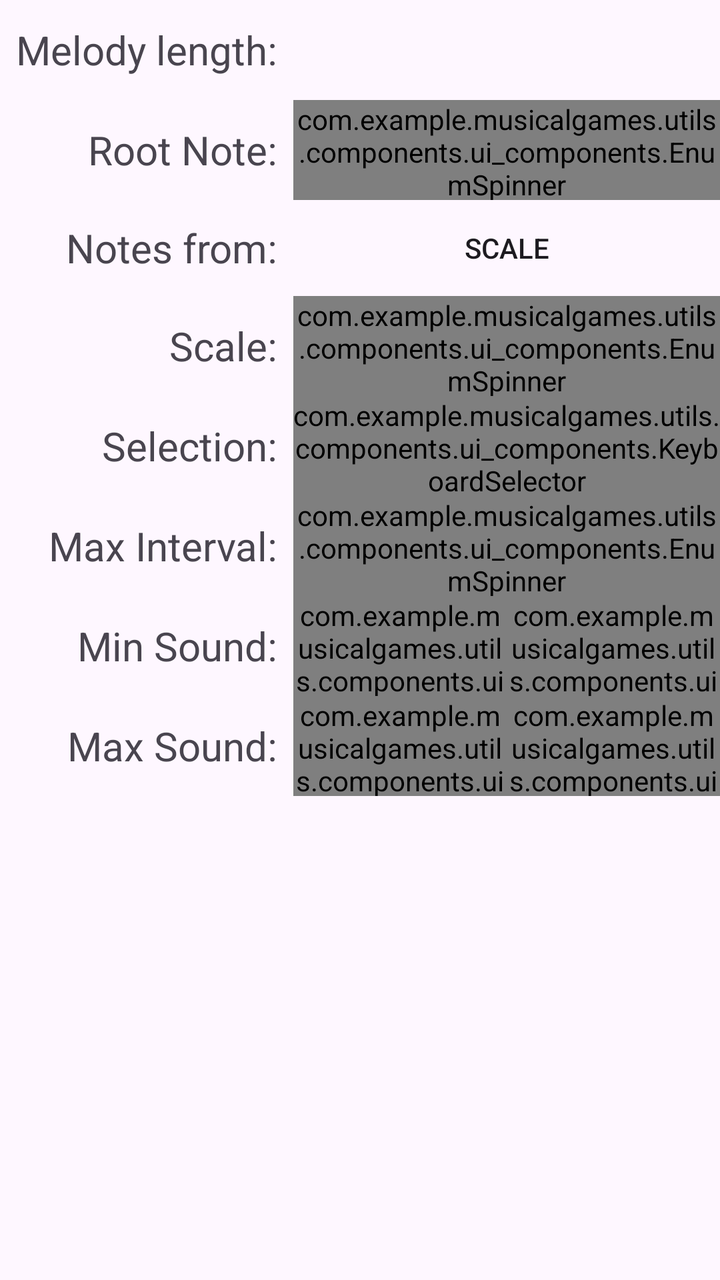
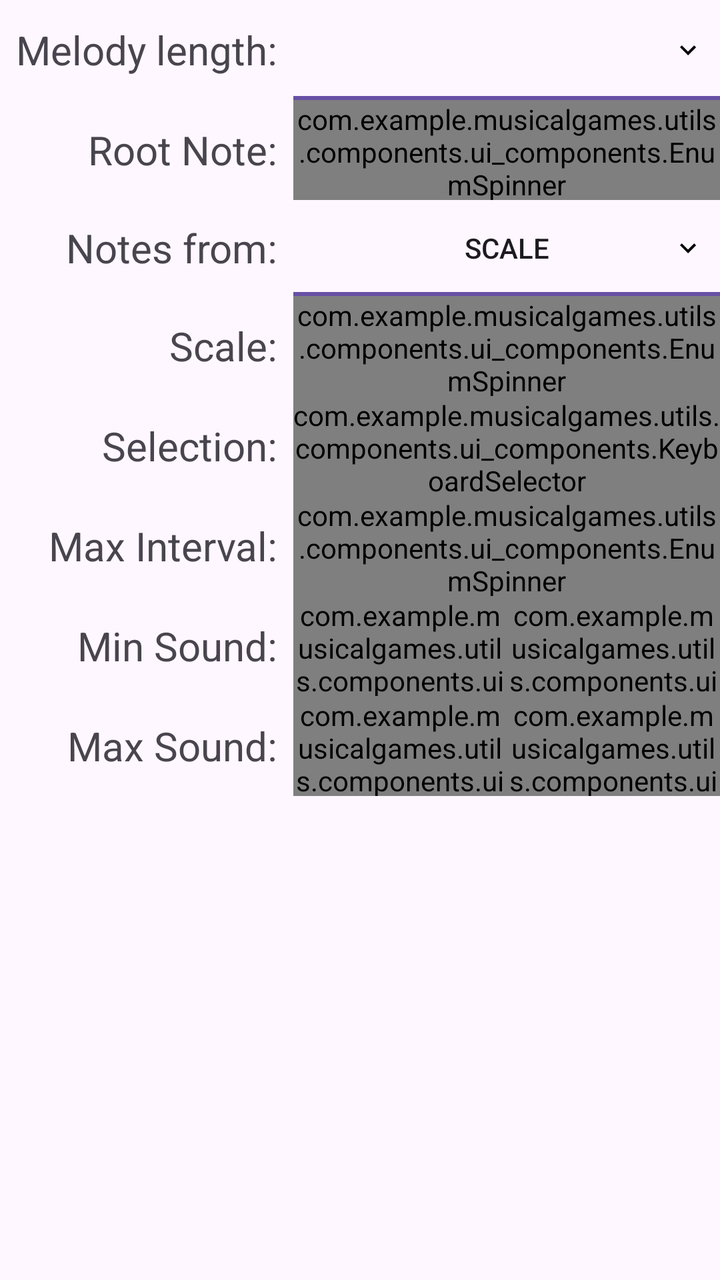

An Android layout rendered at two revisions. The XML below is the earlier revision; the diff shows what the commit changed to produce the second picture.
<!-- AndroidManifest.xml: application theme Base.Theme.MusicalGames -->
<!-- res/layout/view_ear_custom_creator.xml -->
<?xml version="1.0" encoding="utf-8"?>
<TableLayout android:layout_width="match_parent"
    android:layout_height="wrap_content"

    xmlns:android="http://schemas.android.com/apk/res/android">

    <TableRow
        android:id="@+id/len_row"
        android:layout_width="match_parent"
        android:layout_height="wrap_content">

        <TextView
            android:id="@+id/len"
            style="@style/customLabelStyle"
            android:text="Melody length:" />

        <EditText
            android:id="@+id/edit_len"
            style="@style/customInputElementStyle"
            android:inputType="number"
            android:maxLength="2" />

    </TableRow>

    <TableRow
        android:id="@+id/root_row"
        android:layout_width="match_parent"
        android:layout_height="wrap_content">

        <TextView
            android:id="@+id/rootNoteLabel"
            style="@style/customLabelStyle"
            android:text="Root Note:" />


        <com.example.musicalgames.utils.components.ui_components.EnumSpinner
            style="@style/customInputElementStyle"
            android:popupBackground="@drawable/item_bordered"
            android:id="@+id/root_spinner"/>
    </TableRow>

    <TableRow
        android:layout_width="match_parent"
        android:layout_height="match_parent" >
        <TextView
            style="@style/customLabelStyle"
            android:text="Notes from:"
            />

        <ToggleButton
            android:id="@+id/isSelectionToggle"
            style="@style/customInputElementStyle"
            android:layout_width="wrap_content"
            android:layout_height="wrap_content"
            android:text="ToggleButton"
            android:textOff="Scale"
            android:textOn="Selection" />
    </TableRow>

    <TableRow
        android:id="@+id/scale_row"
        android:layout_width="match_parent"
        android:layout_height="match_parent">

        <TextView
            android:id="@+id/scaleLabel"
            style="@style/customLabelStyle"
            android:text="Scale:" />

        <com.example.musicalgames.utils.components.ui_components.EnumSpinner
            android:id="@+id/scaleSpinner"
            android:popupBackground="@drawable/item_bordered"
            style="@style/customInputElementStyle" />
    </TableRow>
    <TableRow
        android:id="@+id/custom_notes_row"
        android:layout_width="match_parent"
        android:layout_height="match_parent">
        <TextView
            style="@style/customLabelStyle"
            android:text="Selection:"/>
        <com.example.musicalgames.utils.components.ui_components.KeyboardSelector
            android:id="@+id/keyboard_selector"
            android:popupBackground="@drawable/item_bordered"
            style="@style/customInputElementStyle"
            />
    </TableRow>

    <TableRow
        android:id="@+id/max_interval_row"
        android:layout_width="match_parent"
        android:layout_height="match_parent">

        <TextView
            android:id="@+id/maxIntervalLabel"
            style="@style/customLabelStyle"
            android:text="Max Interval:" />

        <com.example.musicalgames.utils.components.ui_components.EnumSpinner
            android:id="@+id/max_interval_spinner"
            android:popupBackground="@drawable/item_bordered"
            style="@style/customInputElementStyle" />
    </TableRow>

    <TableRow
        android:id="@+id/min_note_row"
        android:layout_width="match_parent"
        android:layout_height="match_parent">

        <TextView
            android:id="@+id/minSoundLabel"
            style="@style/customLabelStyle"

            android:text="Min Sound:" />

        <TableRow style="@style/customInputStyle">

            <com.example.musicalgames.utils.components.ui_components.EnumSpinner
                android:id="@+id/min_note_spinner"
                android:popupBackground="@drawable/item_bordered"
                style="@style/customInputElementStyle" />

            <com.example.musicalgames.utils.components.ui_components.EnumSpinner
                android:popupBackground="@drawable/item_bordered"
                android:id="@+id/min_note_octave"
                style="@style/customInputElementStyle" />
        </TableRow>

    </TableRow>

    <TableRow
        android:id="@+id/max_note_row"
        android:layout_width="match_parent"
        android:layout_height="match_parent">

        <TextView
            android:id="@+id/maxSoundLabel"
            style="@style/customLabelStyle"
            android:text="Max Sound:" />

        <TableRow style="@style/customInputStyle">

            <com.example.musicalgames.utils.components.ui_components.EnumSpinner
                android:id="@+id/max_note_spinner"
                android:popupBackground="@drawable/item_bordered"
                style="@style/customInputElementStyle" />

            <com.example.musicalgames.utils.components.ui_components.EnumSpinner
                android:id="@+id/max_octave_spinner"
                android:popupBackground="@drawable/item_bordered"
                style="@style/customInputElementStyle" />
        </TableRow>
    </TableRow>
</TableLayout>
<!-- resources referenced by this layout -->
<resources>
  <!-- drawable item_bordered (drawable) -->
  <?xml version="1.0" encoding="utf-8"?>
  <layer-list xmlns:android="http://schemas.android.com/apk/res/android">
      <item
          android:gravity="bottom"
          android:height="1dp">
          <shape android:shape="rectangle">
              <solid android:color="?attr/hairlineColor"/>
          </shape>
      </item>
  </layer-list>
  <style name="customInputElementStyle">
          <item name="android:background">@drawable/item_bordered</item>
          <item name="android:popupBackground">@drawable/item_bordered</item>
          <item name="android:layout_width">match_parent</item>
          <item name="android:textAlignment">center</item>
          <item name="android:layout_height">50dp</item>
          <item name="android:layout_weight">1</item>
      </style>
  <style name="customInputStyle">
          <item name="android:layout_width">match_parent</item>
          <item name="android:layout_weight">1</item>
          <item name="android:layout_height">wrap_content</item>
      </style>
  <style name="customLabelStyle">
          <item name="android:textAlignment">textEnd</item>
          <item name="android:gravity">center_vertical</item>
          <item name="android:padding">8dp</item>
          <item name="android:textSize">20sp</item>
          <item name="android:layout_height">match_parent</item>
          <item name="android:layout_width">match_parent</item>
      </style>
  <style name="Base.Theme.MusicalGames" parent="Theme.Material3.DayNight.NoActionBar">
          
          
          
          
      </style>
</resources>

<!-- the commit's change to res/layout/view_ear_custom_creator.xml (unified diff, before → after) -->
@@ -35,7 +35,7 @@
 
         <com.example.musicalgames.utils.components.ui_components.EnumSpinner
             style="@style/customInputElementStyle"
-            android:popupBackground="@drawable/item_bordered"
+            android:popupBackground="@drawable/spinner_popup_background"
             android:id="@+id/root_spinner"/>
     </TableRow>
 
@@ -69,7 +69,7 @@
 
         <com.example.musicalgames.utils.components.ui_components.EnumSpinner
             android:id="@+id/scaleSpinner"
-            android:popupBackground="@drawable/item_bordered"
+            android:popupBackground="@drawable/spinner_popup_background"
             style="@style/customInputElementStyle" />
     </TableRow>
     <TableRow
@@ -81,7 +81,7 @@
             android:text="Selection:"/>
         <com.example.musicalgames.utils.components.ui_components.KeyboardSelector
             android:id="@+id/keyboard_selector"
-            android:popupBackground="@drawable/item_bordered"
+            android:popupBackground="@drawable/spinner_popup_background"
             style="@style/customInputElementStyle"
             />
     </TableRow>
@@ -98,7 +98,7 @@
 
         <com.example.musicalgames.utils.components.ui_components.EnumSpinner
             android:id="@+id/max_interval_spinner"
-            android:popupBackground="@drawable/item_bordered"
+            android:popupBackground="@drawable/spinner_popup_background"
             style="@style/customInputElementStyle" />
     </TableRow>
 
@@ -117,11 +117,11 @@
 
             <com.example.musicalgames.utils.components.ui_components.EnumSpinner
                 android:id="@+id/min_note_spinner"
-                android:popupBackground="@drawable/item_bordered"
+                android:popupBackground="@drawable/spinner_popup_background"
                 style="@style/customInputElementStyle" />
 
             <com.example.musicalgames.utils.components.ui_components.EnumSpinner
-                android:popupBackground="@drawable/item_bordered"
+                android:popupBackground="@drawable/spinner_popup_background"
                 android:id="@+id/min_note_octave"
                 style="@style/customInputElementStyle" />
         </TableRow>
@@ -142,12 +142,12 @@
 
             <com.example.musicalgames.utils.components.ui_components.EnumSpinner
                 android:id="@+id/max_note_spinner"
-                android:popupBackground="@drawable/item_bordered"
+                android:popupBackground="@drawable/spinner_popup_background"
                 style="@style/customInputElementStyle" />
 
             <com.example.musicalgames.utils.components.ui_components.EnumSpinner
                 android:id="@+id/max_octave_spinner"
-                android:popupBackground="@drawable/item_bordered"
+                android:popupBackground="@drawable/spinner_popup_background"
                 style="@style/customInputElementStyle" />
         </TableRow>
     </TableRow>
<!-- resource entries referenced after the edit -->
@@ -1,19 +1,12 @@
 <!-- resources referenced by this layout -->
 <resources>
-  <!-- drawable item_bordered (drawable) -->
-  <?xml version="1.0" encoding="utf-8"?>
-  <layer-list xmlns:android="http://schemas.android.com/apk/res/android">
-      <item
-          android:gravity="bottom"
-          android:height="1dp">
-          <shape android:shape="rectangle">
-              <solid android:color="?attr/hairlineColor"/>
-          </shape>
-      </item>
-  </layer-list>
+  <!-- drawable spinner_popup_background (drawable) -->
+  <shape xmlns:android="http://schemas.android.com/apk/res/android">
+      <solid android:color="?attr/surfaceChipColor"/>
+  </shape>
   <style name="customInputElementStyle">
-          <item name="android:background">@drawable/item_bordered</item>
-          <item name="android:popupBackground">@drawable/item_bordered</item>
+          <item name="android:background">@drawable/spinner_chip_background</item>
+          <item name="android:popupBackground">@drawable/spinner_popup_background</item>
           <item name="android:layout_width">match_parent</item>
           <item name="android:textAlignment">center</item>
           <item name="android:layout_height">50dp</item>
@@ -38,5 +31,38 @@
           
           
       </style>
+  <!-- drawable spinner_chip_background (drawable) -->
+  <?xml version="1.0" encoding="utf-8"?>
+  <layer-list xmlns:android="http://schemas.android.com/apk/res/android">
+      <item>
+          <shape android:shape="rectangle">
+              <solid android:color="?attr/surfaceChipColor"/>
+          </shape>
+      </item>
+      <item
+          android:gravity="bottom"
+          android:height="2dp">
+          <shape android:shape="rectangle">
+              <solid android:color="?attr/colorPrimary"/>
+          </shape>
+      </item>
+      <item
+          android:gravity="center_vertical|end"
+          android:width="16dp"
+          android:height="16dp"
+          android:right="8dp"
+          android:drawable="@drawable/ic_chevron_down" />
+  </layer-list>
+  <!-- drawable ic_chevron_down (drawable) -->
+  <vector xmlns:android="http://schemas.android.com/apk/res/android"
+      android:width="24dp"
+      android:height="24dp"
+      android:viewportWidth="24"
+      android:viewportHeight="24"
+      android:tint="?attr/tertiaryTextColor">
+      <path
+          android:fillColor="#000000"
+          android:pathData="M7.41,8.59L12,13.17L16.59,8.59L18,10L12,16L6,10Z" />
+  </vector>
 </resources>
 
